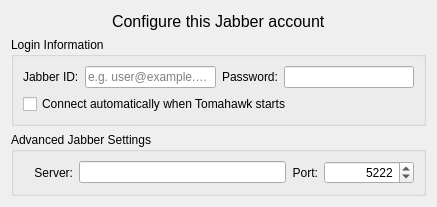
Old version of the form src/sip/jreen/configwidget.ui in the repository tomahawk-player/tomahawk.
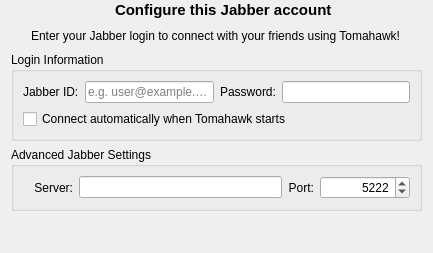
New version of the form. Icons and pictures are not drawn.

The edit to the form file:
```diff
--- a/src/sip/jreen/configwidget.ui
+++ b/src/sip/jreen/configwidget.ui
@@ -6,14 +6,17 @@
    <rect>
     <x>0</x>
     <y>0</y>
-    <width>437</width>
-    <height>207</height>
+    <width>433</width>
+    <height>253</height>
    </rect>
   </property>
   <property name="windowTitle">
-   <string>Form</string>
+   <string>Jabber Configuration</string>
   </property>
   <layout class="QVBoxLayout" name="verticalLayout_2">
+   <property name="topMargin">
+    <number>0</number>
+   </property>
    <item>
     <layout class="QHBoxLayout" name="horizontalLayout">
      <item>
@@ -29,11 +32,23 @@
        </property>
       </spacer>
      </item>
+     <item>
+      <widget class="QLabel" name="logoLabel">
+       <property name="text">
+        <string/>
+       </property>
+       <property name="pixmap">
+        <pixmap resource="resources.qrc">:/jabber-icon.png</pixmap>
+       </property>
+      </widget>
+     </item>
      <item>
       <widget class="QLabel" name="headerLabel">
        <property name="font">
         <font>
-         <pointsize>12</pointsize>
+         <pointsize>11</pointsize>
+         <weight>75</weight>
+         <bold>true</bold>
         </font>
        </property>
        <property name="text">
@@ -56,6 +71,43 @@
      </item>
     </layout>
    </item>
+   <item>
+    <layout class="QHBoxLayout" name="horizontalLayout_2">
+     <item>
+      <spacer name="horizontalSpacer_3">
+       <property name="orientation">
+        <enum>Qt::Horizontal</enum>
+       </property>
+       <property name="sizeHint" stdset="0">
+        <size>
+         <width>40</width>
+         <height>20</height>
+        </size>
+       </property>
+      </spacer>
+     </item>
+     <item>
+      <widget class="QLabel" name="jabberBlurb">
+       <property name="text">
+        <string>Enter your Jabber login to connect with your friends using Tomahawk!</string>
+       </property>
+      </widget>
+     </item>
+     <item>
+      <spacer name="horizontalSpacer_4">
+       <property name="orientation">
+        <enum>Qt::Horizontal</enum>
+       </property>
+       <property name="sizeHint" stdset="0">
+        <size>
+         <width>40</width>
+         <height>20</height>
+        </size>
+       </property>
+      </spacer>
+     </item>
+    </layout>
+   </item>
    <item>
     <widget class="QGroupBox" name="groupBox">
      <property name="title">
```
Left out of the diff: 4 changed lines with no effect on the pictures.
